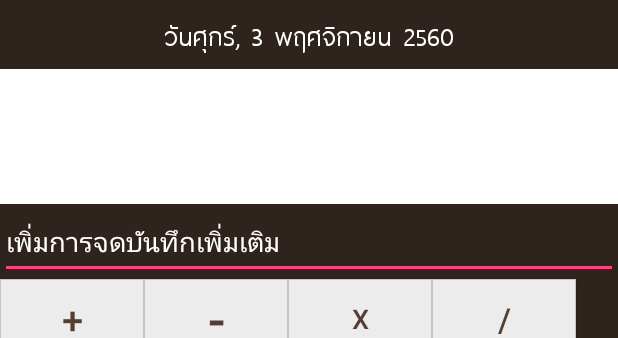
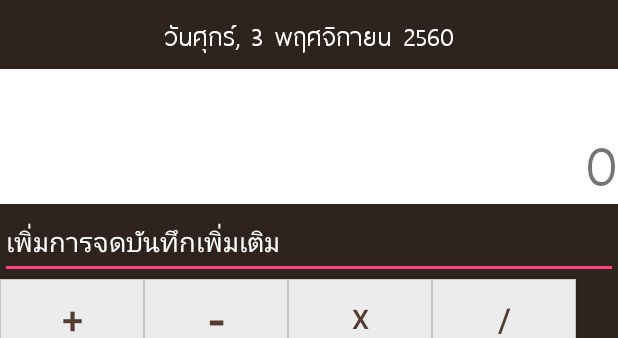
Before and after one commit to bdloner/final_project_android, an Android app: the layout activity_calculator.xml on its own in the app's theme, with its tools: preview values and no code run, on a phone screen of 412 x 824 dp. Shown: the top 338 px of the screen. Run offline under Robolectric (Android 15) with nearby library versions, the phone set to English and light mode, and no system bars.

Commit message:
Update project Ep.2-3 calculator
finish
+calculator

not finish
-pickCalendar
-CategoryIncome, Expenditure

```diff
--- a/MoneyGrow/app/src/main/AndroidManifest.xml
+++ b/MoneyGrow/app/src/main/AndroidManifest.xml
@@ -20,7 +20,8 @@
         <activity
             android:name=".MainActivity"
             android:theme="@style/AppTheme.NoActionBar" />
-        <activity android:name=".CalculatorActivity"></activity>
+        <activity android:name=".CalculatorActivity" />
+        <activity android:name=".CategoryIncome"></activity>
     </application>
 
 </manifest>
--- a/MoneyGrow/app/src/main/res/layout/activity_calculator.xml
+++ b/MoneyGrow/app/src/main/res/layout/activity_calculator.xml
@@ -13,18 +13,25 @@
         android:layout_height="53dp"
         android:layout_below="@+id/textNote"
         android:background="@drawable/border_cal_symbol"
-        android:textSize="25dp"
+        android:onClick="onClickOperator"
+        android:text="+"
         android:textColor="@color/colorPrimary"
-        android:text="+" />
+        android:textSize="25dp" />
 
 
-    <TextView
-        android:id="@+id/numResult"
+    <kmitl.project.bdloner.moneygrow.CustomTextView
+        android:id="@+id/screen"
         android:layout_width="fill_parent"
         android:layout_height="90dp"
+        android:layout_below="@+id/dateText"
         android:layout_marginTop="10dp"
-        android:layout_below="@+id/dateText"
-        android:background="#ffffff" />
+        android:background="#ffffff"
+        android:gravity="right|bottom"
+        android:maxLength="17"
+        android:maxLines="2"
+        android:nestedScrollingEnabled="false"
+        android:text="0"
+        android:textSize="50dp" />
 
     <EditText
         android:id="@+id/textNote"
@@ -33,7 +40,7 @@
         android:textColor="#ffffff"
         android:textColorHint="#ffffff"
         android:hint="เพิ่มการจดบันทึกเพิ่มเติม"
-        android:layout_below="@+id/numResult" />
+        android:layout_below="@+id/screen" />
 
     <Button
         android:id="@+id/btn7"
@@ -43,6 +50,7 @@
         android:layout_alignParentStart="true"
         android:layout_below="@+id/btnCalPlus"
         android:background="@drawable/border_cal_num"
+        android:onClick="onClickNumber"
         android:text="7"
         android:textColor="@color/colorPrimary"
         android:textSize="25dp" />
@@ -55,6 +63,7 @@
         android:layout_alignParentStart="true"
         android:layout_below="@+id/btn7"
         android:background="@drawable/border_cal_num"
+        android:onClick="onClickNumber"
         android:text="4"
         android:textColor="@color/colorPrimary"
         android:textSize="25dp" />
@@ -67,6 +76,7 @@
         android:layout_alignParentStart="true"
         android:layout_below="@+id/btn4"
         android:background="@drawable/border_cal_num"
+        android:onClick="onClickNumber"
         android:text="1"
         android:textColor="@color/colorPrimary"
         android:textSize="25dp" />
@@ -79,6 +89,7 @@
         android:layout_alignParentStart="true"
         android:layout_below="@+id/btn1"
         android:background="@drawable/border_cal_num"
+        android:onClick="onClickNumber"
         android:text="."
         android:textColor="@color/colorPrimary"
         android:textSize="25dp" />
@@ -91,6 +102,7 @@
         android:layout_toEndOf="@+id/btnCalPlus"
         android:layout_toRightOf="@+id/btnCalPlus"
         android:background="@drawable/border_cal_symbol"
+        android:onClick="onClickOperator"
         android:text="-"
         android:textColor="@color/colorPrimary"
         android:textSize="35dp" />
@@ -103,6 +115,7 @@
         android:layout_toEndOf="@+id/btn7"
         android:layout_toRightOf="@+id/btn7"
         android:background="@drawable/border_cal_num"
+        android:onClick="onClickNumber"
         android:text="8"
         android:textColor="@color/colorPrimary"
         android:textSize="25dp" />
@@ -115,6 +128,7 @@
         android:layout_toEndOf="@+id/btn7"
         android:layout_toRightOf="@+id/btn7"
         android:background="@drawable/border_cal_num"
+        android:onClick="onClickNumber"
         android:text="5"
         android:textColor="@color/colorPrimary"
         android:textSize="25dp" />
@@ -127,6 +141,7 @@
         android:layout_toEndOf="@+id/btn4"
         android:layout_toRightOf="@+id/btn4"
         android:background="@drawable/border_cal_num"
+        android:onClick="onClickNumber"
         android:text="2"
         android:textColor="@color/colorPrimary"
         android:textSize="25dp" />
@@ -139,6 +154,7 @@
         android:layout_toEndOf="@+id/btn1"
         android:layout_toRightOf="@+id/btn1"
         android:background="@drawable/border_cal_num"
+        android:onClick="onClickNumber"
         android:text="0"
         android:textColor="@color/colorPrimary"
         android:textSize="25dp" />
@@ -151,6 +167,7 @@
         android:layout_toEndOf="@+id/btnCalMinus"
         android:layout_toRightOf="@+id/btnCalMinus"
         android:background="@drawable/border_cal_symbol"
+        android:onClick="onClickOperator"
         android:text="x"
         android:textColor="@color/colorPrimary"
         android:textSize="18dp" />
@@ -163,6 +180,7 @@
         android:layout_toEndOf="@+id/btnCalMinus"
         android:layout_toRightOf="@+id/btnCalMinus"
         android:background="@drawable/border_cal_num"
+        android:onClick="onClickNumber"
         android:text="9"
         android:textColor="@color/colorPrimary"
         android:textSize="25dp" />
@@ -175,6 +193,7 @@
         android:layout_toEndOf="@+id/btn8"
         android:layout_toRightOf="@+id/btn8"
         android:background="@drawable/border_cal_num"
+        android:onClick="onClickNumber"
         android:text="6"
         android:textColor="@color/colorPrimary"
         android:textSize="25dp" />
@@ -187,6 +206,7 @@
         android:layout_toEndOf="@+id/btn5"
         android:layout_toRightOf="@+id/btn5"
         android:background="@drawable/border_cal_num"
+        android:onClick="onClickNumber"
         android:text="3"
         android:textColor="@color/colorPrimary"
         android:textSize="25dp" />
@@ -199,8 +219,9 @@
         android:layout_toEndOf="@+id/btn0"
         android:layout_toRightOf="@+id/btn0"
         android:background="@drawable/border_cal_num"
+        android:onClick="onClickNumber"
+        android:text="00"
         android:textColor="@color/colorPrimary"
-        android:text="00"
         android:textSize="25dp" />
 
     <Button
@@ -211,6 +232,7 @@
         android:layout_toEndOf="@+id/btnCalMulti"
         android:layout_toRightOf="@+id/btnCalMulti"
         android:background="@drawable/border_cal_symbol"
+        android:onClick="onClickOperator"
         android:text="/"
         android:textColor="@color/colorPrimary"
         android:textSize="22dp" />
@@ -223,7 +245,8 @@
         android:layout_toEndOf="@+id/btnCalMulti"
         android:layout_toRightOf="@+id/btnCalMulti"
         android:background="#f4795d"
-        android:text="C"
+        android:text="c"
+        android:onClick="onClickClear"
         android:textColor="#ffffff"
         android:textSize="22dp" />
 
@@ -235,6 +258,7 @@
         android:layout_alignStart="@+id/btnClear"
         android:layout_below="@+id/btnClear"
         android:background="#73ec75"
+        android:onClick="onClickEqual"
         android:text="="
         android:textColor="#ffffff"
         android:textSize="30dp" />
@@ -250,6 +274,7 @@
         android:textSize="20dp"
         android:background="#b34d0d"
         android:text="เลือกประเภทรายรับ"
+        android:onClick="onClickCatIncome"
         android:textColor="#ffffff"/>
 
     <kmitl.project.bdloner.moneygrow.CustomTextView
```
Also changed, not shown: MoneyGrow/app/src/main/java/kmitl/project/bdloner/moneygrow/CalculatorActivity.java (+112 -0 lines), MoneyGrow/app/src/main/java/kmitl/project/bdloner/moneygrow/CategoryIncome.java (added, +14 -0 lines), MoneyGrow/app/src/main/res/layout/activity_category_income.xml (added, +78 -0 lines), MoneyGrow/app/src/main/res/drawable/salary.png (added).
